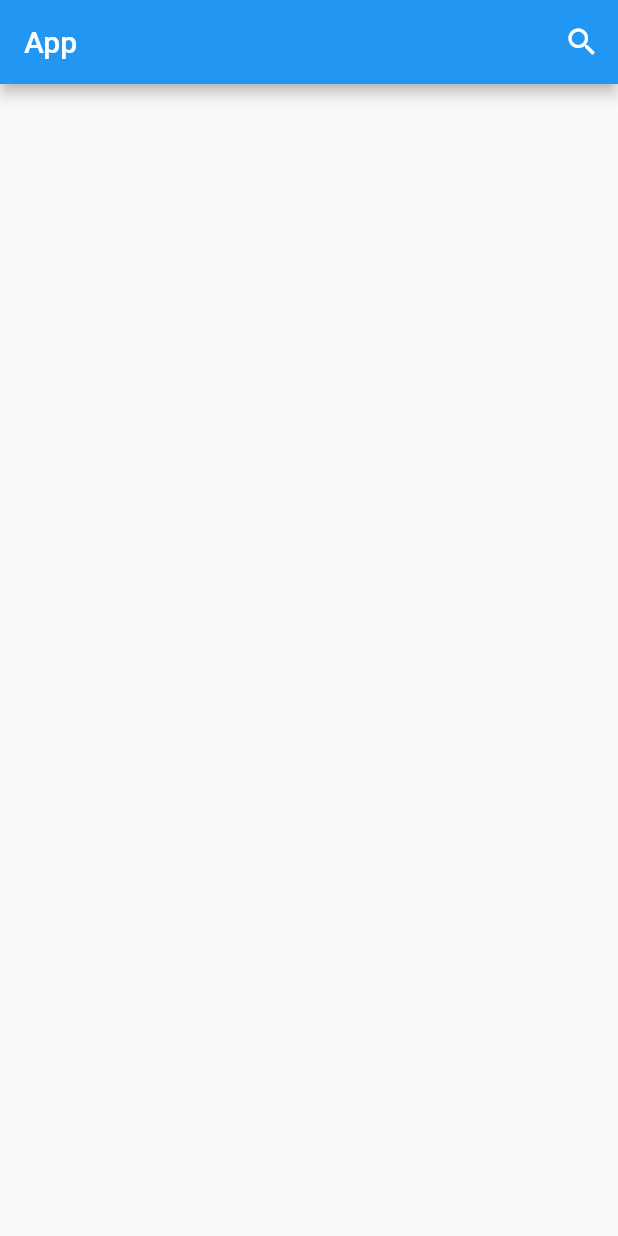
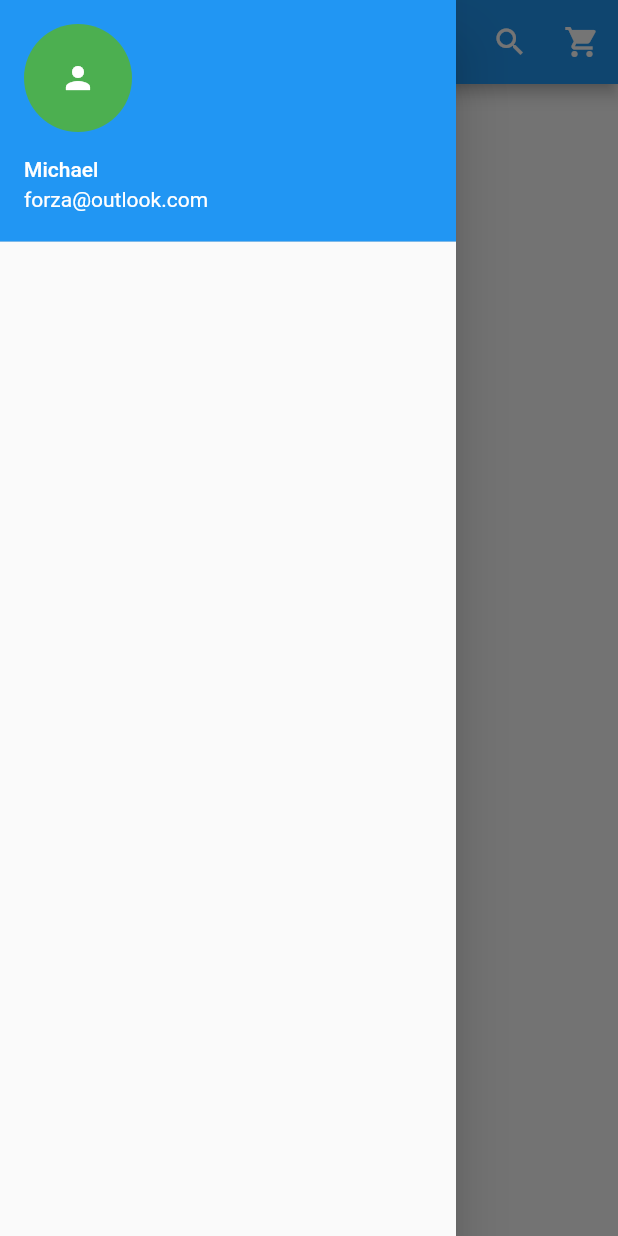
Before and after one commit to leonhaft/flutterstart, a Flutter app: the screen it shows after launch, with the side drawer open (before the commit the screen has no drawer), on a phone screen of 412 x 824 dp. Run offline on Flutter 3.47's test engine with Material 2 defaults, Android fonts, the phone set to English and light mode, and no system bars.

Commit message:
account drawer

```diff
--- a/lib/home.dart
+++ b/lib/home.dart
@@ -30,10 +30,27 @@ class _HomePageState extends State<HomePage> {
     return Scaffold(
       appBar: AppBar(
         backgroundColor: Colors.blue,
-
         actions: <Widget>[
-          IconButton(onPressed: () {}, icon: Icon(Icons.search))
-        ],title: Text("App"),
+          IconButton(onPressed: () {}, icon: Icon(Icons.search)),
+          IconButton(onPressed: () {}, icon: Icon(Icons.shopping_cart))
+        ],
+        title: Text("App"),
+      ),
+      drawer: Drawer(
+        child: ListView(
+          children: <Widget>[
+            UserAccountsDrawerHeader(
+              accountName: Text("Michael"),
+              accountEmail: Text("forza@outlook.com"),
+              currentAccountPicture: GestureDetector(
+                child: CircleAvatar(
+                  backgroundColor: Colors.green,
+                  child: Icon(Icons.person, color: Colors.white),
+                ),
+              ),
+            ),
+          ],
+        ),
       ),
     );
   }
```
